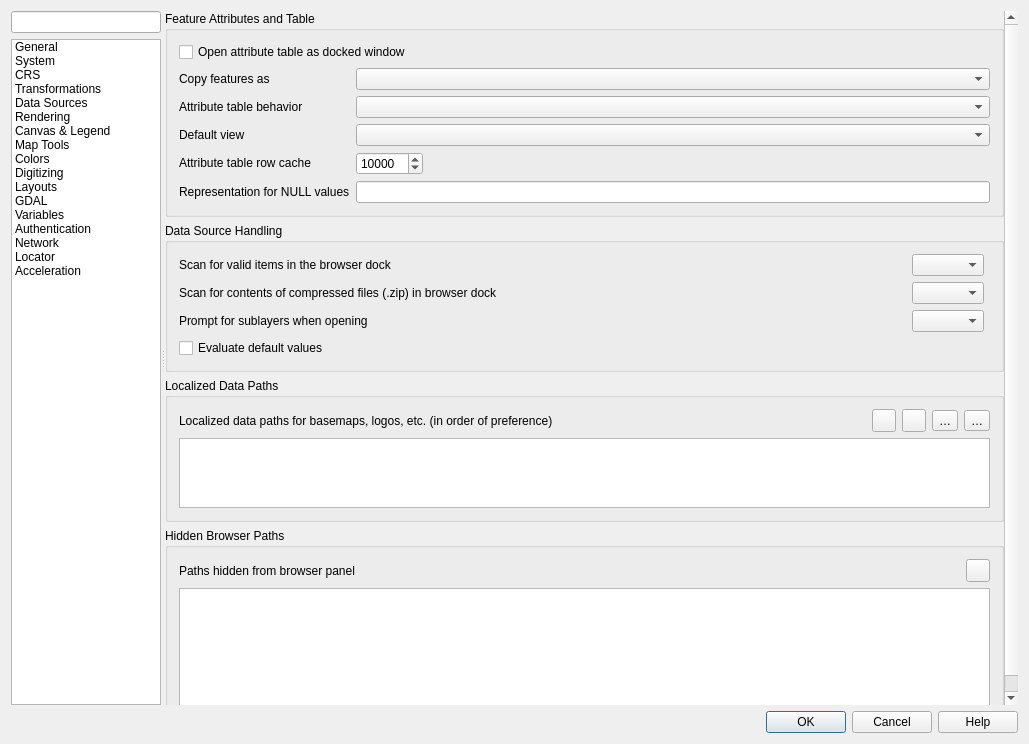
carsmie/QGIS, file src/ui/qgsoptionsbase.ui: the form before one commit.
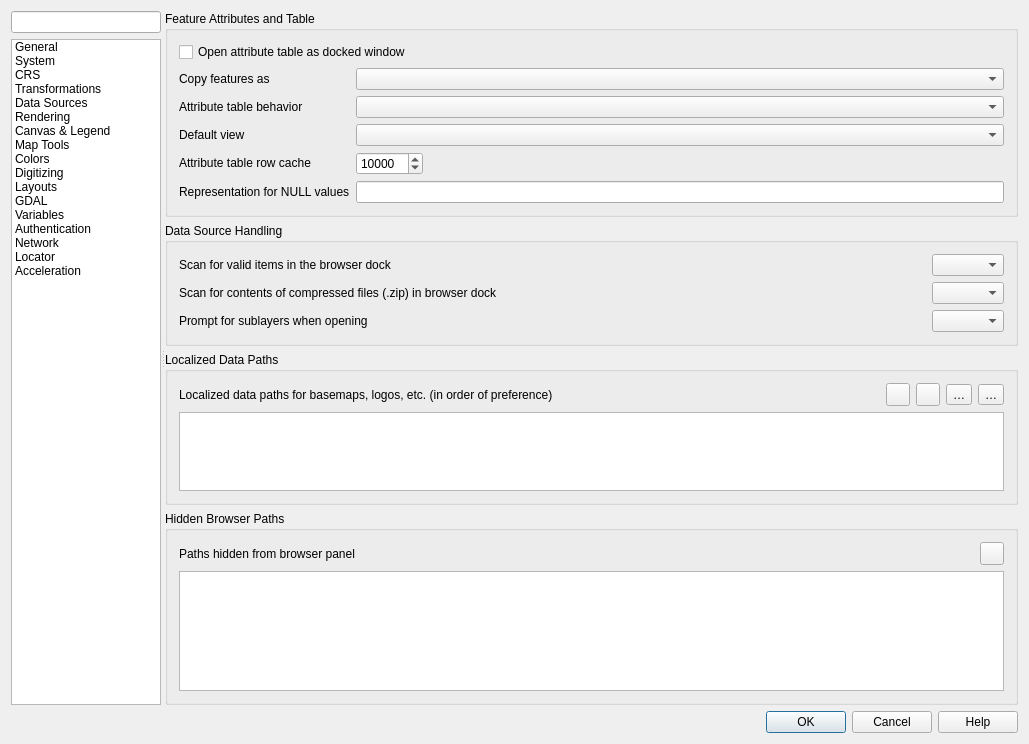
The form after the commit. The open tabs and pages were chosen to show the change. Icons and pictures are not drawn. Custom widgets are drawn as their Qt base class.

Commit message:
remove useless widget in option (#41972)
this widget is not used, the used one is in the project properties dialog
it was added here 6561ce4d84c54135cfe6a7135b7b23a477d95d67

fixes #40129

The edit to the form file:
```diff
--- a/src/ui/qgsoptionsbase.ui
+++ b/src/ui/qgsoptionsbase.ui
@@ -1947,8 +1947,8 @@
                <rect>
                 <x>0</x>
                 <y>0</y>
-                <width>628</width>
-                <height>804</height>
+                <width>848</width>
+                <height>760</height>
                </rect>
               </property>
               <layout class="QVBoxLayout" name="verticalLayout_27">
@@ -2083,36 +2083,7 @@
                  <property name="title">
                   <string>Data Source Handling</string>
                  </property>
-                 <layout class="QGridLayout" name="gridLayout_23" columnstretch="0,0,0,0">
-                  <item row="0" column="2">
-                   <widget class="QComboBox" name="cmbScanItemsInBrowser"/>
-                  </item>
-                  <item row="5" column="0" colspan="4">
-                   <widget class="QCheckBox" name="cbxEvaluateDefaultValues">
-                    <property name="toolTip">
-                     <string>&lt;html&gt;&lt;head/&gt;&lt;body&gt;&lt;p&gt;When digitizing a new feature, default values are retrieved from the database. With this option turned on, the default values will be evaluated at the time of digitizing. With this option turned off, the default values will be evaluated at the time of saving.&lt;/p&gt;&lt;/body&gt;&lt;/html&gt;</string>
-                    </property>
-                    <property name="text">
-                     <string>Evaluate default values</string>
-                    </property>
-                   </widget>
-                  </item>
-                  <item row="1" column="2">
-                   <widget class="QComboBox" name="cmbScanZipInBrowser"/>
-                  </item>
-                  <item row="1" column="1">
-                   <spacer name="horizontalSpacer_3">
-                    <property name="orientation">
-                     <enum>Qt::Horizontal</enum>
-                    </property>
-                    <property name="sizeHint" stdset="0">
-                     <size>
-                      <width>40</width>
-                      <height>20</height>
-                     </size>
-                    </property>
-                   </spacer>
-                  </item>
+                 <layout class="QGridLayout" name="gridLayout_23" columnstretch="0,0,0">
                   <item row="2" column="0">
                    <widget class="QLabel" name="textLabel1_13">
                     <property name="sizePolicy">
@@ -2126,15 +2097,6 @@
                     </property>
                    </widget>
                   </item>
-                  <item row="2" column="2">
-                   <widget class="QComboBox" name="cmbPromptSublayers">
-                    <item>
-                     <property name="text">
-                      <string/>
-                     </property>
-                    </item>
-                   </widget>
-                  </item>
                   <item row="0" column="0">
                    <widget class="QLabel" name="label_30">
                     <property name="text">
@@ -2142,6 +2104,34 @@
                     </property>
                    </widget>
                   </item>
+                  <item row="0" column="2">
+                   <widget class="QComboBox" name="cmbScanItemsInBrowser"/>
+                  </item>
+                  <item row="2" column="2">
+                   <widget class="QComboBox" name="cmbPromptSublayers">
+                    <item>
+                     <property name="text">
+                      <string/>
+                     </property>
+                    </item>
+                   </widget>
+                  </item>
+                  <item row="1" column="1">
+                   <spacer name="horizontalSpacer_3">
+                    <property name="orientation">
+                     <enum>Qt::Horizontal</enum>
+                    </property>
+                    <property name="sizeHint" stdset="0">
+                     <size>
+                      <width>40</width>
+                      <height>20</height>
+                     </size>
+                    </property>
+                   </spacer>
+                  </item>
+                  <item row="1" column="2">
+                   <widget class="QComboBox" name="cmbScanZipInBrowser"/>
+                  </item>
                   <item row="1" column="0">
                    <widget class="QLabel" name="label_29">
                     <property name="text">
@@ -6115,6 +6105,12 @@
  </widget>
  <layoutdefault spacing="6" margin="11"/>
  <customwidgets>
+  <customwidget>
+   <class>QgsCollapsibleGroupBox</class>
+   <extends>QGroupBox</extends>
+   <header>qgscollapsiblegroupbox.h</header>
+   <container>1</container>
+  </customwidget>
   <customwidget>
    <class>QgsColorButton</class>
    <extends>QToolButton</extends>
@@ -6132,12 +6128,6 @@
    <extends>QLineEdit</extends>
    <header>qgsfilterlineedit.h</header>
   </customwidget>
-  <customwidget>
-   <class>QgsCollapsibleGroupBox</class>
-   <extends>QGroupBox</extends>
-   <header>qgscollapsiblegroupbox.h</header>
-   <container>1</container>
-  </customwidget>
   <customwidget>
    <class>QgsColorSchemeList</class>
    <extends>QWidget</extends>
```
Left out of the diff: 53 changed lines with no effect on the pictures.
